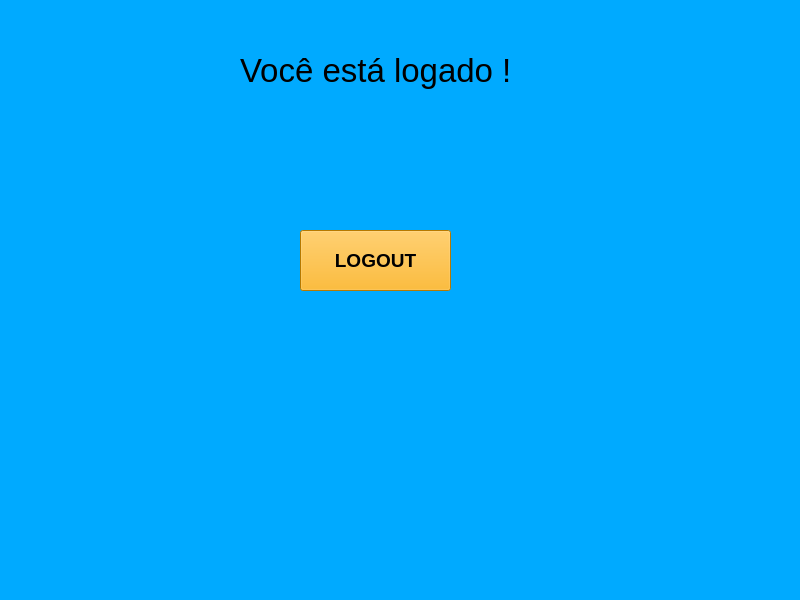
JoaoGovedise/chat-python, file segunda_tela.ui: the form before one commit.
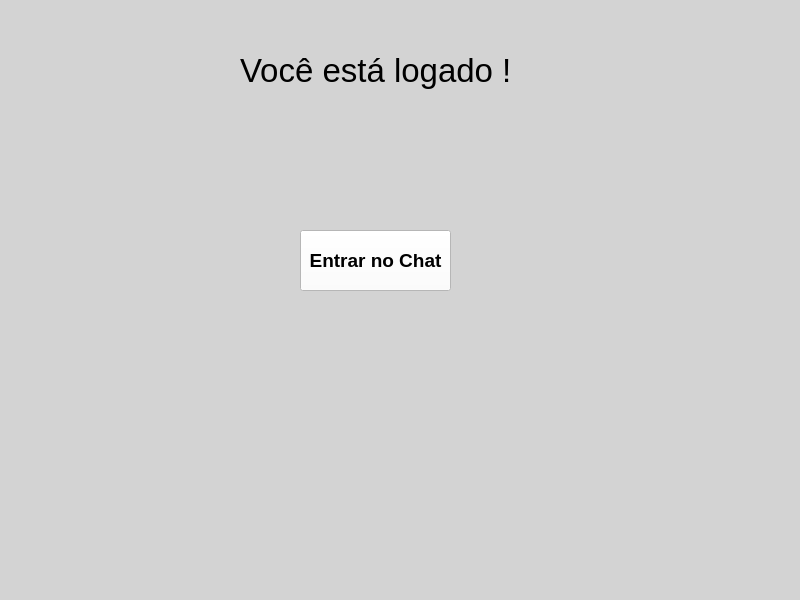
The form after the commit.

```diff
--- a/segunda_tela.ui
+++ b/segunda_tela.ui
@@ -14,7 +14,7 @@
    <string>MainWindow</string>
   </property>
   <property name="styleSheet">
-   <string notr="true">background-color: rgb(0, 170, 255);</string>
+   <string notr="true">background-color: rgb(211, 211, 211);</string>
   </property>
   <widget class="QWidget" name="centralwidget">
    <widget class="QLabel" name="label">
@@ -52,10 +52,10 @@
      </font>
     </property>
     <property name="styleSheet">
-     <string notr="true">background-color: rgb(255, 170, 0);</string>
+     <string notr="true">background-color: rgb(255, 255, 255);</string>
     </property>
     <property name="text">
-     <string>LOGOUT</string>
+     <string>Entrar no Chat</string>
     </property>
    </widget>
   </widget>
```
